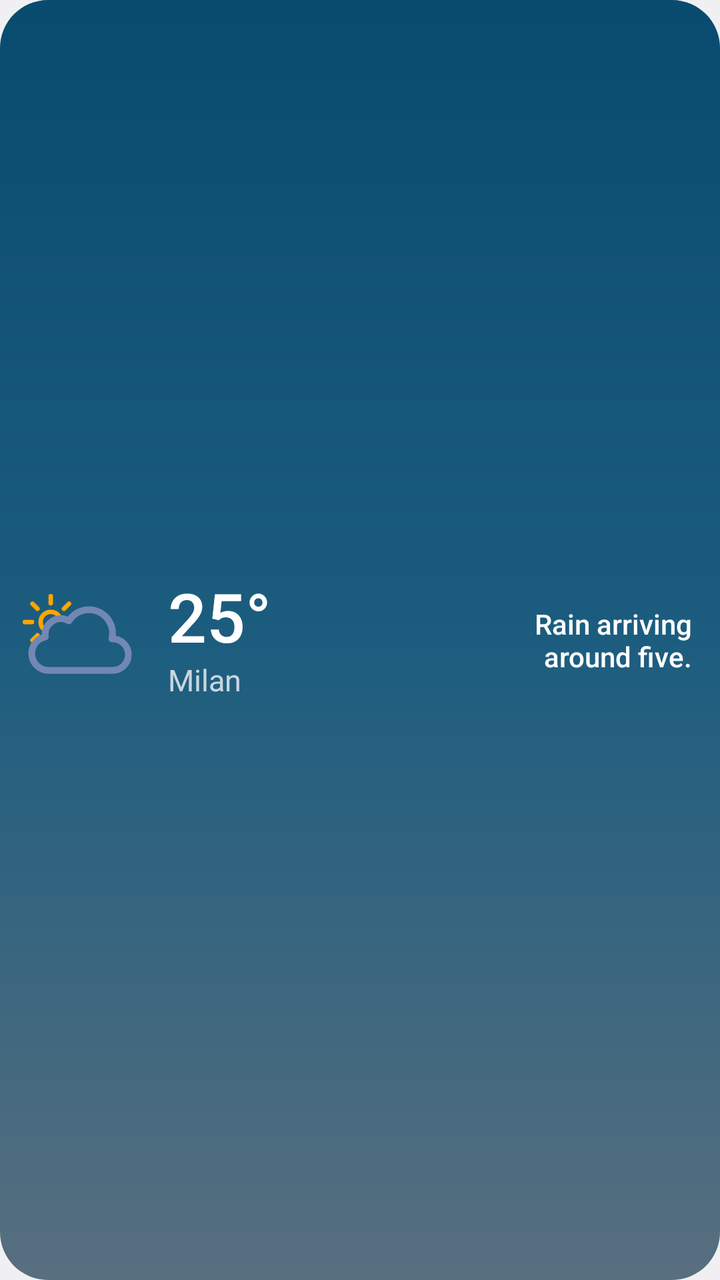
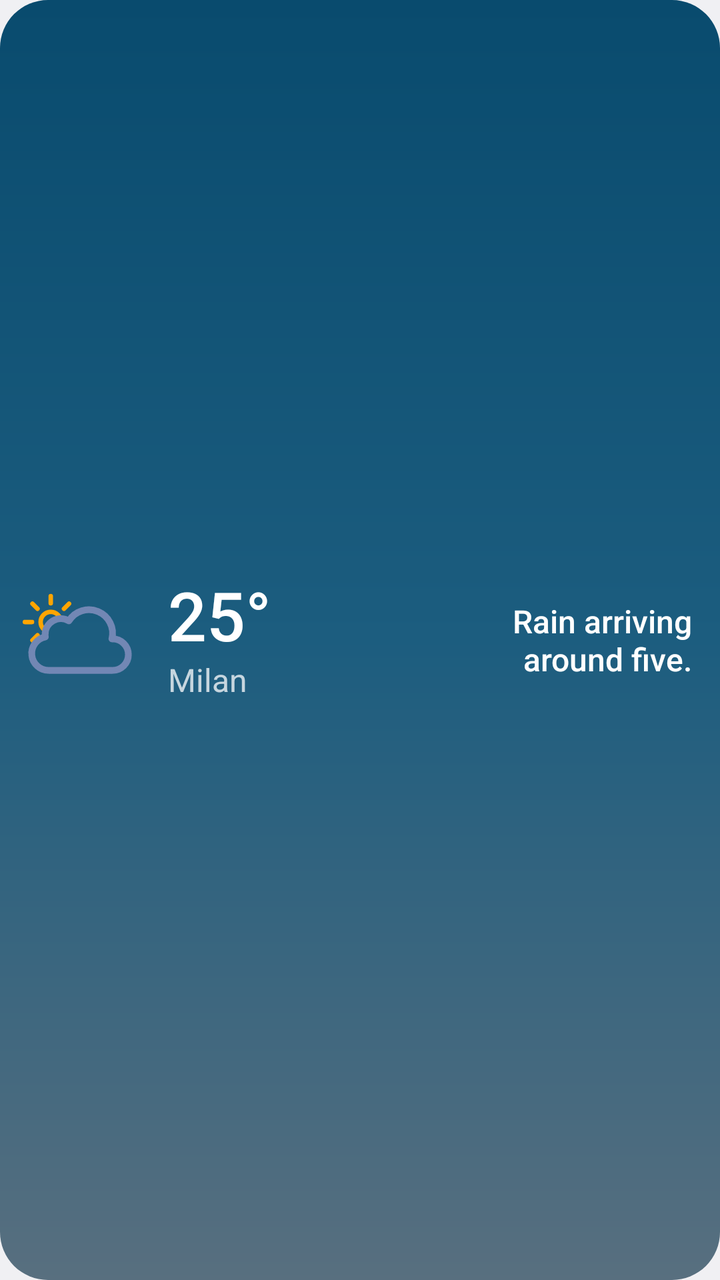

Before-and-after screenshots of an Android layout around one commit, followed by the original layout XML and the change that was made.
<!-- AndroidManifest.xml: application theme Theme.Chiaro -->
<!-- res/layout/widget_now_preview.xml -->
<?xml version="1.0" encoding="utf-8"?>
<LinearLayout xmlns:android="http://schemas.android.com/apk/res/android"
    xmlns:tools="http://schemas.android.com/tools"
    android:layout_width="match_parent"
    android:layout_height="match_parent"
    android:background="@drawable/widget_preview_sky"
    android:gravity="center_vertical"
    android:orientation="horizontal"
    android:paddingStart="4dp"
    android:paddingTop="6dp"
    android:paddingEnd="14dp"
    android:paddingBottom="6dp"
    tools:ignore="HardcodedText">

    
    <ImageView
        android:layout_width="72dp"
        android:layout_height="72dp"
        android:importantForAccessibility="no"
        android:src="@drawable/mcn_partly_cloudy_day" />

    <LinearLayout
        android:layout_width="0dp"
        android:layout_height="wrap_content"
        android:layout_weight="1"
        android:orientation="vertical"
        android:paddingStart="8dp"
        android:paddingEnd="0dp">

        <TextView
            android:layout_width="wrap_content"
            android:layout_height="wrap_content"
            android:fontFamily="sans-serif-medium"
            android:includeFontPadding="false"
            android:text="25°"
            android:textColor="@color/widget_preview_ink"
            android:textSize="34sp" />

        <TextView
            android:layout_width="wrap_content"
            android:layout_height="wrap_content"
            android:singleLine="true"
            android:text="@string/widget_preview_place"
            android:textColor="@color/widget_preview_ink_dim"
            android:textSize="15sp" />
    </LinearLayout>

    
    <TextView
        android:layout_width="0dp"
        android:layout_height="wrap_content"
        android:layout_weight="1"
        android:ellipsize="end"
        android:fontFamily="sans-serif-medium"
        android:gravity="end"
        android:maxLines="2"
        android:paddingStart="12dp"
        android:paddingEnd="0dp"
        android:text="@string/widget_preview_headline"
        android:textAlignment="viewEnd"
        android:textColor="@color/widget_preview_ink"
        android:textSize="14sp" />
</LinearLayout>
<!-- resources referenced by this layout -->
<resources>
  <color name="widget_preview_ink">#FFFFFFFF</color>
  <color name="widget_preview_ink_dim">#BFFFFFFF</color>
  <!-- drawable mcn_partly_cloudy_day (drawable) -->
  <vector xmlns:android="http://schemas.android.com/apk/res/android"
      android:width="24dp"
      android:height="24dp"
      android:viewportWidth="64"
      android:viewportHeight="64">
      <group>
          <clip-path android:pathData="M 12 35 l -5.28 -4.21 -2 -6 1 -7 4 -5 5 -3 h 6 l 5 1 3 3 L 33 20 l -6 4 h -6 l -3 3 v 4 l -4 2 -2 2 z"/>
          <path
              android:pathData="M 23.5 24 a 4.5 4.5 0 1 1 -4.5 -4.5 4.49 4.49 0 0 1 4.5 4.5 z M 19 15.67 V 12.5 m 0 23 v -3.17 m 5.89 -14.22 l 2.24 -2.24 M 10.87 32.13 l 2.24 -2.24 m 0 -11.78 l -2.24 -2.24 m 16.26 16.26 l -2.24 -2.24 M 7.5 24 h 3.17 m 19.83 0 h -3.17"
              android:strokeColor="#FFA500"
              android:strokeWidth="2"
              android:strokeLineCap="round"
              android:strokeMiterLimit="10"/>
      </group>
      <path
          android:pathData="M 46.5 31.5 h -.32 a 10.49 10.49 0 0 0 -19.11 -8 7 7 0 0 0 -10.57 6 7.21 7.21 0 0 0 .1 1.14 A 7.5 7.5 0 0 0 18 45.5 a 4.19 4.19 0 0 0 .5 0 v 0 h 28 a 7 7 0 0 0 0 -14 z"
          android:strokeColor="#7287B4"
          android:strokeWidth="3"
          android:strokeLineJoin="round"/>
  </vector>
  <!-- drawable widget_preview_sky (drawable) -->
  <?xml version="1.0" encoding="utf-8"?>
  <shape xmlns:android="http://schemas.android.com/apk/res/android"
      android:shape="rectangle">
      <gradient
          android:angle="270"
          android:startColor="@color/widget_preview_sky_top"
          android:centerColor="@color/widget_preview_sky_mid"
          android:endColor="@color/widget_preview_sky_bottom"
          android:type="linear" />
      <corners android:radius="24dp" />
  </shape>
  <string name="widget_preview_headline">Rain arriving around five.</string>
  <string name="widget_preview_place">Milan</string>
  <style name="Theme.Chiaro" parent="android:Theme.DeviceDefault.DayNight">
          <item name="android:windowActionBar">false</item>
          <item name="android:windowNoTitle">true</item>
      </style>
  <color name="widget_preview_sky_top">#094B6E</color>
  <color name="widget_preview_sky_mid">#1C5D7F</color>
  <color name="widget_preview_sky_bottom">#586F7F</color>
</resources>

<!-- the commit's change to res/layout/widget_now_preview.xml (unified diff, before → after) -->
@@ -42,7 +42,7 @@
             android:singleLine="true"
             android:text="@string/widget_preview_place"
             android:textColor="@color/widget_preview_ink_dim"
-            android:textSize="15sp" />
+            android:textSize="16sp" />
     </LinearLayout>
 
     
@@ -59,5 +59,5 @@
         android:text="@string/widget_preview_headline"
         android:textAlignment="viewEnd"
         android:textColor="@color/widget_preview_ink"
-        android:textSize="14sp" />
+        android:textSize="16sp" />
 </LinearLayout>
